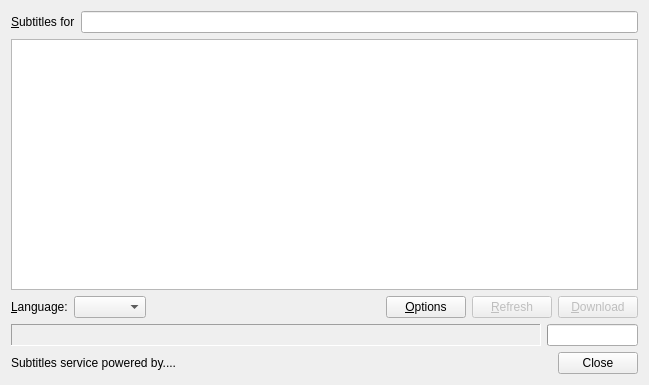
This is src/findsubtitles/findsubtitleswindow.ui in smplayer-dev/smplayer as Qt 5 draws it before an edit. The edited form follows.
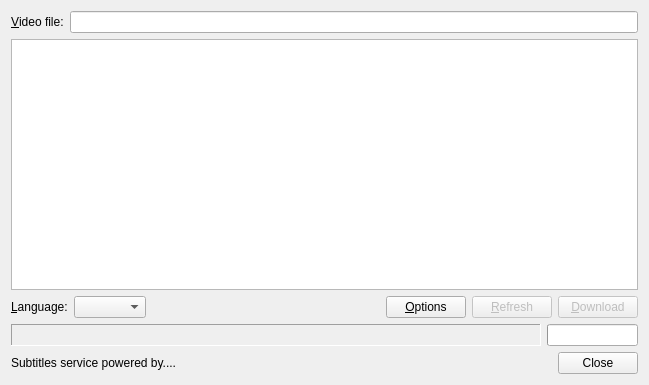
This is the edited form. Custom widgets are drawn as their Qt base class.

Commit message: The lineedit in findsubtitleswindow is now read only

Patch:
```diff
--- a/src/findsubtitles/findsubtitleswindow.ui
+++ b/src/findsubtitles/findsubtitleswindow.ui
@@ -25,7 +25,7 @@
      <item>
       <widget class="QLabel" name="subtitles_for_label">
        <property name="text">
-        <string>&amp;Subtitles for</string>
+        <string>&amp;Video file:</string>
        </property>
        <property name="buddy">
         <cstring>file_chooser</cstring>
@@ -33,7 +33,11 @@
       </widget>
      </item>
      <item>
-      <widget class="FileChooser" name="file_chooser"/>
+      <widget class="FileChooser" name="file_chooser">
+       <property name="readOnly">
+        <bool>true</bool>
+       </property>
+      </widget>
      </item>
     </layout>
    </item>
```
The commit also changes 3 other files.
